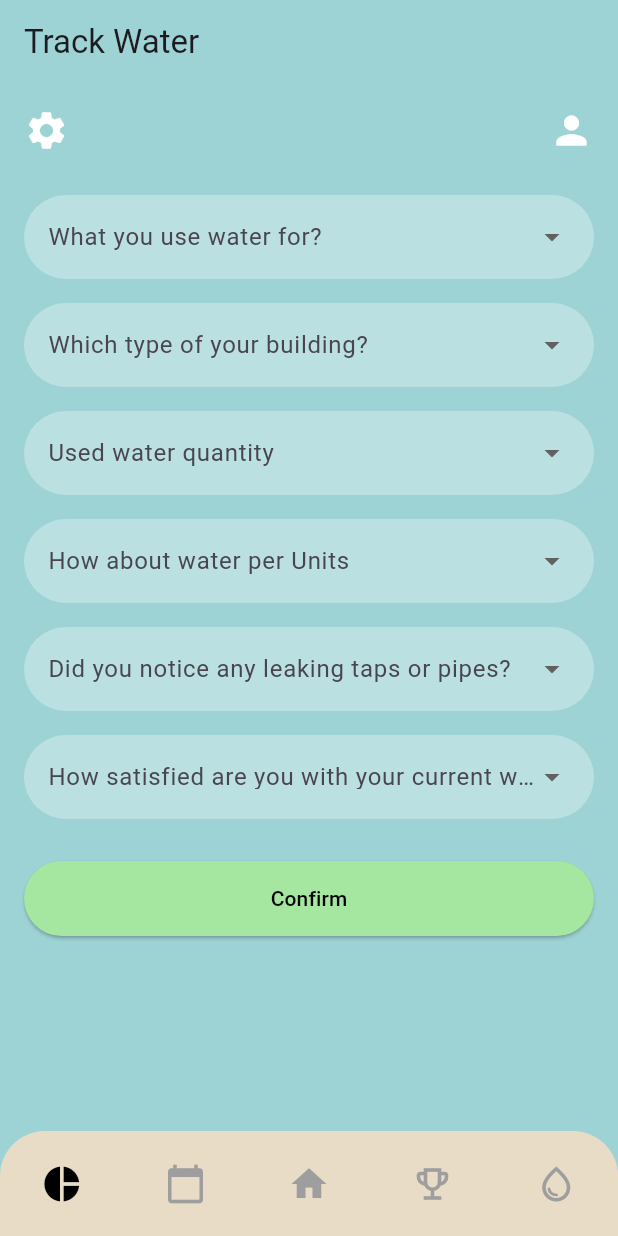
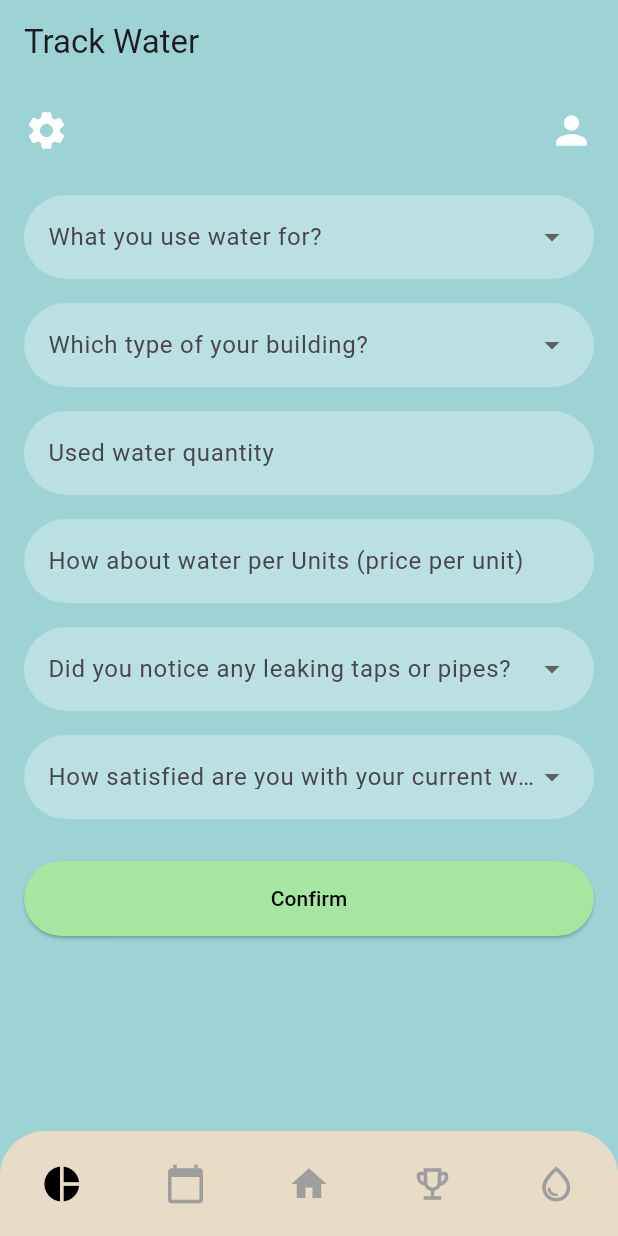
Before and after one commit to 1tshadowz/ITDS283_Sec2_Group12, a Flutter app: the TrackWaterPage screen opened directly, on a phone screen of 412 x 824 dp. Run offline on Flutter 3.47's test engine with Material 3 defaults, Android fonts, the phone set to English and light mode, and no system bars; our stand-ins replace sqflite; accounts and stored records are empty.

Commit message:
Add Label for each option to Track.dart Currently not usable

```diff
--- a/lib/pages/track.dart
+++ b/lib/pages/track.dart
@@ -12,31 +12,51 @@ class TrackWaterPage extends StatefulWidget {
 }
 
 class _TrackWaterPageState extends State<TrackWaterPage> {
-  final List<String> _dropdownItems = [
+  // รายการสำหรับ Dropdown ของแต่ละคำถาม
+  final List<String> _usageItems = [
     'Select',
-    'Option 1',
-    'Option 2',
-    'Option 3'
+    'Drinking',
+    'Showering',
+    'Cooking',
+    'Watering Plant'
+  ];
+  final List<String> _buildingTypeItems = [
+    'Select',
+    'House',
+    'Condo'
+  ];
+  final List<String> _leakageItems = [
+    'Select',
+    'Yes',
+    'No'
+  ];
+  final List<String> _satisfactionItems = [
+    'Select',
+    '1',
+    '2',
+    '3',
+    '4',
+    '5'
   ];
 
   String? usage;
   String? buildingType;
-  String? quantity;
-  String? perUnit;
   String? leakage;
   String? satisfaction;
+
+  // สำหรับช่องกรอกตัวเลข
+  final TextEditingController quantityController = TextEditingController();
+  final TextEditingController perUnitController = TextEditingController();
 
   int selectedIndex = 0;
 
   void _onItemTapped(int index) {
     if (index == selectedIndex) return;
-
     setState(() {
       selectedIndex = index;
     });
-
     if (index == 0) {
-      // Already on Track page
+      // อยู่ที่ Track page อยู่แล้ว
     } else if (index == 1) {
       Navigator.pushReplacement(
         context,
@@ -60,7 +80,8 @@ class _TrackWaterPageState extends State<TrackWaterPage> {
     }
   }
 
-  Widget buildDropdown(String label, String? value, Function(String?) onChanged) {
+  // ฟังก์ชันสร้าง Dropdown ที่รับรายการ item เป็นพารามิเตอร์
+  Widget buildDropdown(String label, String? value, List<String> items, Function(String?) onChanged) {
     return Container(
       margin: const EdgeInsets.symmetric(vertical: 8),
       padding: const EdgeInsets.symmetric(horizontal: 16),
@@ -75,10 +96,28 @@ class _TrackWaterPageState extends State<TrackWaterPage> {
         ),
         value: value,
         icon: const Icon(Icons.arrow_drop_down),
-        items: _dropdownItems
-            .map((item) => DropdownMenuItem(value: item, child: Text(item)))
-            .toList(),
+        items: items.map((item) => DropdownMenuItem(value: item, child: Text(item))).toList(),
         onChanged: onChanged,
+      ),
+    );
+  }
+
+  // ฟังก์ชันสร้าง TextField สำหรับกรอกตัวเลข
+  Widget buildNumberField(String label, TextEditingController controller) {
+    return Container(
+      margin: const EdgeInsets.symmetric(vertical: 8),
+      padding: const EdgeInsets.symmetric(horizontal: 16),
+      decoration: BoxDecoration(
+        color: Colors.white.withOpacity(0.3),
+        borderRadius: BorderRadius.circular(30),
+      ),
+      child: TextFormField(
+        controller: controller,
+        keyboardType: TextInputType.number,
+        decoration: InputDecoration(
+          labelText: label,
+          border: InputBorder.none,
+        ),
       ),
     );
   }
@@ -93,6 +132,8 @@ class _TrackWaterPageState extends State<TrackWaterPage> {
         elevation: 0,
       ),
       body: SafeArea(
+        child: SingleChildScrollView(
+          // SingleChildScrollView ช่วยให้กรณีคีย์บอร์ดเปิดแล้วหน้าเลื่อนได้
           child: Padding(
             padding: const EdgeInsets.all(16),
             child: Column(
@@ -100,21 +141,50 @@ class _TrackWaterPageState extends State<TrackWaterPage> {
                 Row(
                   mainAxisAlignment: MainAxisAlignment.spaceBetween,
                   children: const [
-                  Icon(Icons.settings, size: 30, color: Colors.white), // ← white
-                  Icon(Icons.person, size: 30, color: Colors.white),   // ← white
+                    Icon(Icons.settings, size: 30, color: Colors.white),
+                    Icon(Icons.person, size: 30, color: Colors.white),
                   ],
                 ),
                 const SizedBox(height: 20),
-              buildDropdown("What you use water for?", usage, (val) => setState(() => usage = val)),
-              buildDropdown("Which type of your building?", buildingType, (val) => setState(() => buildingType = val)),
-              buildDropdown("Used water quantity", quantity, (val) => setState(() => quantity = val)),
-              buildDropdown("How about water per Units", perUnit, (val) => setState(() => perUnit = val)),
-              buildDropdown("Did you notice any leaking taps or pipes?", leakage, (val) => setState(() => leakage = val)),
-              buildDropdown("How satisfied are you with your current water usage habits?", satisfaction, (val) => setState(() => satisfaction = val)),
+                // What you use water for?
+                buildDropdown(
+                  "What you use water for?",
+                  usage,
+                  _usageItems,
+                  (val) => setState(() => usage = val),
+                ),
+                // Which type of your building?
+                buildDropdown(
+                  "Which type of your building?",
+                  buildingType,
+                  _buildingTypeItems,
+                  (val) => setState(() => buildingType = val),
+                ),
+                // ถ้า usage ไม่เท่ากับ "Cooking" จะแสดงช่องกรอกตัวเลข
+                if (usage != "Cooking") ...[
+                  buildNumberField("Used water quantity", quantityController),
+                  buildNumberField("How about water per Units (price per unit)", perUnitController),
+                ],
+                // Did you notice any leaking taps or pipes?
+                buildDropdown(
+                  "Did you notice any leaking taps or pipes?",
+                  leakage,
+                  _leakageItems,
+                  (val) => setState(() => leakage = val),
+                ),
+                // How satisfied are you with your current water usage habits?
+                buildDropdown(
+                  "How satisfied are you with your current water usage habits?",
+                  satisfaction,
+                  _satisfactionItems,
+                  (val) => setState(() => satisfaction = val),
+                ),
                 const SizedBox(height: 20),
                 ElevatedButton(
                   onPressed: () {
-                  // Handle submission
+                    // Handle submission here
+                    // สามารถนำข้อมูลจากตัวแปร (usage, buildingType, quantityController.text, perUnitController.text, leakage, satisfaction)
+                    // ไปประมวลผลหรือต่อการแสดงผลได้ตามต้องการ
                   },
                   style: ElevatedButton.styleFrom(
                     backgroundColor: const Color(0xFFA5E6A0),
@@ -129,6 +199,7 @@ class _TrackWaterPageState extends State<TrackWaterPage> {
                   ),
                 ),
               ],
+            ),
           ),
         ),
       ),
```
Lines whose indentation alone changed are shown as unchanged.
